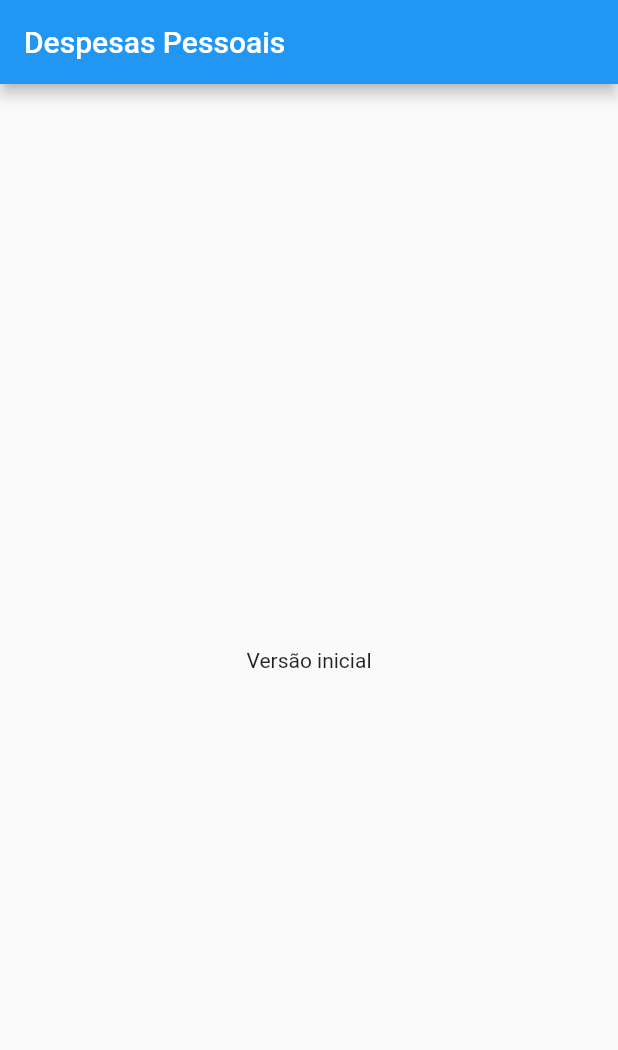
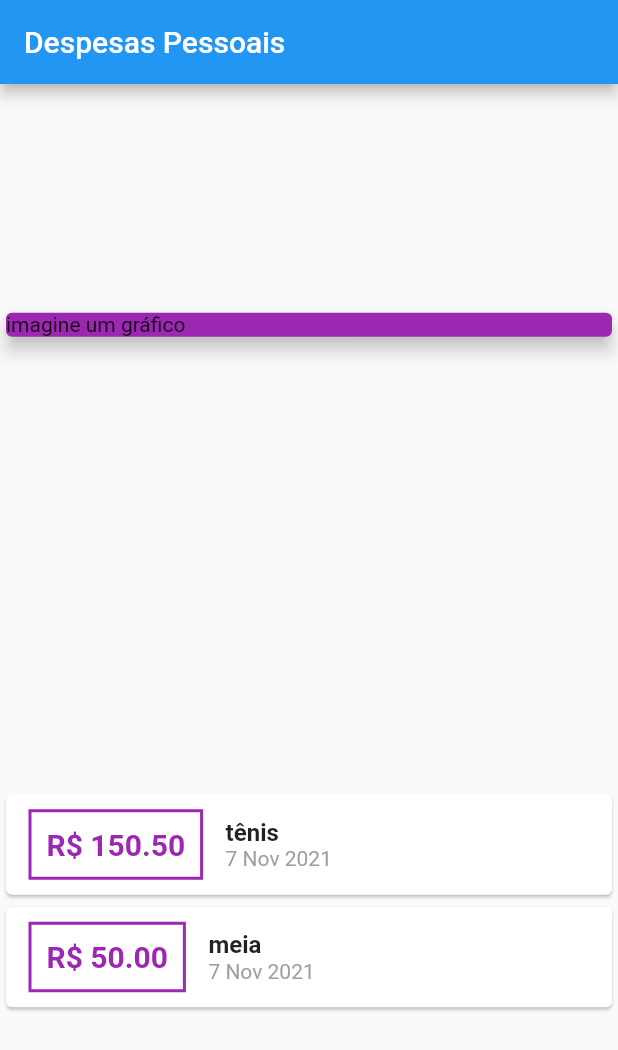
Before and after one commit to alisson-araujo/expenses, a Flutter app: the screen it shows after launch, on a phone screen of 412 x 824 dp. Shown: the top 1050 px of the screen. Run offline on Flutter 3.47's test engine with Material 2 defaults, Android fonts, the phone set to English and light mode, and no system bars.

Commit message:
trabalhando com linhas e colunas

```diff
--- a/lib/main.dart
+++ b/lib/main.dart
@@ -1,4 +1,6 @@
 import 'package:flutter/material.dart';
+import './models/transaction.dart';
+import 'package:intl/intl.dart';
 
 main() => runApp(ExpensesApp());
 
@@ -13,16 +15,89 @@ class ExpensesApp extends StatelessWidget {
 }
 
 class MyHomePage extends StatelessWidget {
+  final _transactions = [
+    Transaction(
+      id: 't1',
+      title: 'tênis',
+      value: 150.50,
+      date: DateTime.now(),
+    ),
+    Transaction(
+      id: 't2',
+      title: 'meia',
+      value: 50.00,
+      date: DateTime.now(),
+    )
+  ];
 
   @override
   Widget build(BuildContext context) {
     return Scaffold(
       appBar: AppBar(
-      title: Text('Despesas Pessoais'),
+      title: const Text('Despesas Pessoais'),
       ),
-      body: Center(
-        child: Text('Versão inicial'),
-      ),
+      body: Column(
+        mainAxisAlignment: MainAxisAlignment.spaceAround,
+        crossAxisAlignment: CrossAxisAlignment.stretch,
+        children: <Widget>[
+          Container(
+            child: const Card(
+              color: Colors.purple,
+              child: Text('imagine um gráfico'),
+              elevation: 5,
+            ),
+          ),
+          Column(
+            children: _transactions.map((tr) {
+              return Card(
+                child: Row(
+                  children: <Widget>[
+                    Container(
+                      margin: const EdgeInsets.symmetric(
+                        horizontal: 15,
+                        vertical: 10,
+                      ),
+                      decoration: BoxDecoration(
+                        border: Border.all(
+                          color: Colors.purple,
+                          width: 2,
+                        )
+                      ),
+                      padding: const EdgeInsets.all(10),
+                      child: Text(
+                        'R\$ ${tr.value.toStringAsFixed(2)}',
+                        style: const TextStyle(
+                          fontWeight: FontWeight.bold,
+                          fontSize: 20,
+                          color: Colors.purple,
+                        ),
+                      ),
+                    ),
+                    Column(
+                      crossAxisAlignment: CrossAxisAlignment.start,
+                      children: <Widget>[
+                        Text(
+                          tr.title,
+                          style: const TextStyle(
+                            fontSize: 16,
+                            fontWeight: FontWeight.bold,
+                          ),
+                        ),
+                        Text(
+                          DateFormat('d MMM y').format(tr.date),
+                          style: const TextStyle(
+                            color: Colors.grey,
+                          ),
+                        ),
+                      ],
+                    )
+                  ],
+                ),
+              );
+            }).toList(),
+            )
+        ],
+      )
     );
   }
 }
--- /dev/null
+++ b/lib/models/transaction.dart
@@ -0,0 +1,13 @@
+class Transaction {
+  final String id;
+  final String title;
+  final double value;
+  final DateTime date;
+
+  Transaction({
+    required this.id,
+    required this.title,
+    required this.value,
+    required this.date,
+  });
+}
--- a/pubspec.yaml
+++ b/pubspec.yaml
@@ -29,7 +29,7 @@ environment:
 dependencies:
   flutter:
     sdk: flutter
-
+  intl: ^0.17.0
 
   # The following adds the Cupertino Icons font to your application.
   # Use with the CupertinoIcons class for iOS style icons.
```
Also changed, not shown: pubspec.lock.
